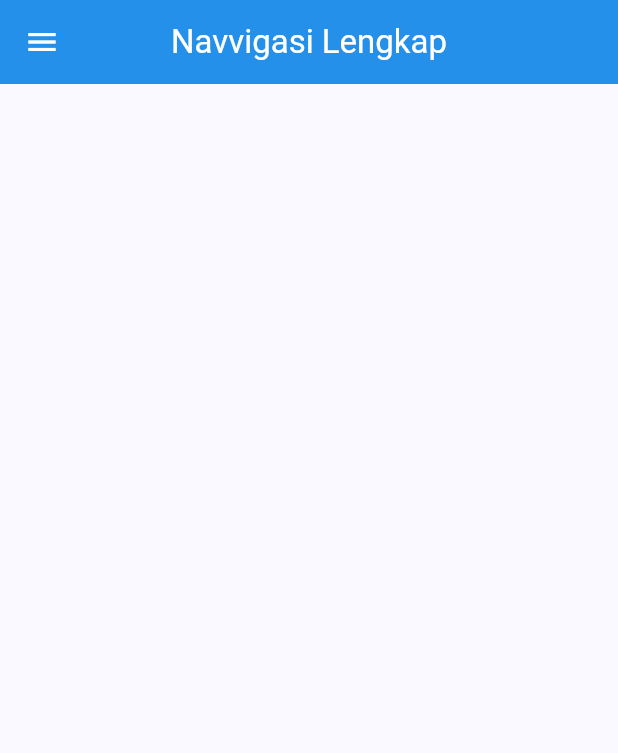
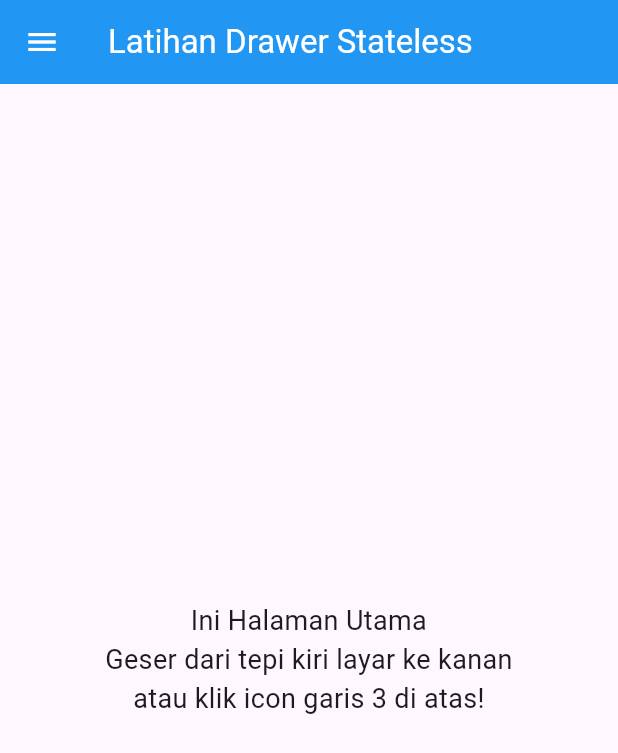
Before and after one commit to voltakits725/Belajar-Layout-Flutter, a Flutter app: the screen it shows after launch, on a phone screen of 412 x 824 dp. Shown: the top 753 px of the screen. Run offline on Flutter 3.47's test engine with Material 3 defaults, Android fonts, the phone set to English and light mode, and no system bars.

Commit message:
belajar Drawer, TabBar, dan BottomNavigationBar.

```diff
--- a/lib/main.dart
+++ b/lib/main.dart
@@ -1,3 +1,4 @@
+import 'package:belajar_flutter_layout/minggu3/drawer.dart';
 import 'package:belajar_flutter_layout/minggu3/tab_bottom_drawer.dart';
 import 'package:flutter/material.dart';
 //import 'package:belajar_flutter_layout/tahap_dua/form_login.dart'; // Sesuaikan path ini
@@ -42,7 +43,7 @@ class MainApp extends StatelessWidget {
       ),
 
       // Halaman pertama yang dipanggil adalah FormLogin
-      home: const NavigasiScreen(),
+      home: const LatihanDrawerApp(),
     );
   }
 }
--- /dev/null
+++ b/lib/minggu3/drawer.dart
@@ -0,0 +1,187 @@
+import 'package:flutter/material.dart';
+
+void main() {
+  // Menjalankan aplikasi mulai dari widget LatihanDrawerApp
+  runApp(const LatihanDrawerApp());
+}
+
+class LatihanDrawerApp extends StatelessWidget {
+  const LatihanDrawerApp({super.key});
+
+  @override
+  Widget build(BuildContext context) {
+    // MaterialApp adalah pondasi utama aplikasi.
+    // Cukup panggil SATU KALI saja di file paling awal (main.dart).
+    return const MaterialApp(
+      debugShowCheckedModeBanner: false, // Ngilangin pita "DEBUG" di pojok kanan atas
+      home: HalamanUtamaDrawer(), // Halaman pertama yang bakal langsung dibuka
+    );
+  }
+}
+
+// =========================================================
+// KELAS UTAMA (STATELESS WIDGET)
+// Kita pakai Stateless karena di halaman ini kita nggak perlu
+// ngubah tampilan data secara dinamis (nggak butuh setState).
+// Semua perubahan layar diurus sama Navigator (tumpuk/buang layar).
+// =========================================================
+class HalamanUtamaDrawer extends StatelessWidget {
+  const HalamanUtamaDrawer({super.key});
+
+  @override
+  Widget build(BuildContext context) {
+    // Scaffold itu ibarat kanvas putih tempat kita naruh AppBar, Body, dan Drawer
+    return Scaffold(
+
+      // 1. APP BAR (Bagian Atas)
+      appBar: AppBar(
+        title: const Text('Latihan Drawer Stateless'),
+        backgroundColor: Colors.blue, // Warna latar belakang AppBar
+        foregroundColor: Colors.white, // Warna teks dan icon (termasuk icon garis 3 bawaan drawer)
+      ),
+
+      // 2. BODY (Bagian Tengah/Isi Halaman)
+      body: const Center(
+        child: Text(
+          'Ini Halaman Utama\nGeser dari tepi kiri layar ke kanan\natau klik icon garis 3 di atas!',
+          textAlign: TextAlign.center,
+          style: TextStyle(fontSize: 18),
+        ),
+      ),
+
+      // =========================================================
+      // 3. DRAWER (Menu Samping / Hamburger Menu)
+      // Kalau property 'drawer:' ini diisi, Flutter bakal otomatis
+      // nambahin icon garis 3 di pojok kiri AppBar.
+      // =========================================================
+      drawer: Drawer(
+        // Kita pakai ListView biar kalau isi menunya panjang banget,
+        // layarnya bisa di-scroll ke bawah dan nggak kena error overflow.
+        child: ListView(
+          padding: EdgeInsets.zero, // Wajib ditambahin biar warna background header mentok sampai ujung atas layar HP
+          children: [
+
+            // --- A. BAGIAN HEADER (Kepala Drawer) ---
+            DrawerHeader(
+              decoration: const BoxDecoration(color: Colors.blue), // Warna background area header
+              // Kita pakai Stack karena kita mau numpuk tombol 'X' melayang di atas profil user
+              child: Stack(
+                children: [
+
+                  // Layer 1: Identitas Profil (Avatar & Nama)
+                  // Column dipakai buat nyusun elemen dari atas ke bawah
+                  const Column(
+                    crossAxisAlignment: CrossAxisAlignment.start, // Teks & gambar rata kiri
+                    mainAxisAlignment: MainAxisAlignment.end, // Elemen didorong mentok ke batas bawah header
+                    children: [
+                      // Foto profil bulat
+                      CircleAvatar(
+                        radius: 30, // Ukuran bulatan
+                        backgroundColor: Colors.white,
+                        child: Icon(Icons.person, size: 35, color: Colors.blue),
+                      ),
+                      SizedBox(height: 10), // Spasi jarak antara foto dan teks
+                      Text('Menu Utama', style: TextStyle(color: Colors.white, fontSize: 20)),
+                    ],
+                  ),
+
+                  // Layer 2: Tombol Close (X)
+                  // Positioned berfungsi buat memposisikan elemen secara bebas di area Stack
+                  Positioned(
+                    top: -10, // Ditarik ke atas biar mepet pojok
+                    right: -10, // Ditarik ke kanan biar mepet pojok
+                    child: IconButton(
+                      icon: const Icon(Icons.close, color: Colors.white, size: 28),
+                      // Aksi ketika tombol X ditekan
+                      onPressed: () {
+                        // Navigator.pop bertugas "membuang/menutup" layer yang lagi aktif
+                        // Karena Drawer ini sifatnya menumpuk layar utama, maka pop akan menutup Drawer
+                        Navigator.pop(context);
+                      },
+                    ),
+                  ),
+
+                ],
+              ),
+            ),
+
+            // --- B. BAGIAN MENU LIST ---
+            // ListTile itu widget bawaan Flutter yang desainnya udah distandarisasi
+            // khusus untuk list menu (punya slot untuk icon kiri, teks utama, panah kanan, dll)
+
+            // Menu 1: Pengaturan
+            ListTile(
+              leading: const Icon(Icons.settings), // Slot icon di sebelah kiri teks
+              title: const Text('Pengaturan'), // Slot teks menu utama
+              onTap: () { // Aksi pas menu ini diklik oleh user
+
+                // Langkah 1: Buang/tutup layer Drawer-nya dulu biar nggak ngegantung
+                Navigator.pop(context);
+
+                // Langkah 2: Baru dorong/tumpuk halaman "Pengaturan" secara utuh ke layar
+                Navigator.push(
+                  context,
+                  MaterialPageRoute(builder: (context) => const HalamanPengaturan()),
+                );
+              },
+            ),
+
+            // Menu 2: Bantuan
+            ListTile(
+              leading: const Icon(Icons.help),
+              title: const Text('Bantuan'),
+              onTap: () {
+                // Karena belum ada halaman buat Bantuan, kita atur aksinya cuma nutup drawer aja
+                Navigator.pop(context);
+              },
+            ),
+
+            // Divider dipakai buat nyisipin garis abu-abu tipis horisontal sebagai pemisah menu
+            const Divider(),
+
+            // Menu 3: Logout
+            ListTile(
+              leading: const Icon(Icons.logout, color: Colors.red), // Iconnya diwarnain merah
+              title: const Text('Logout', style: TextStyle(color: Colors.red)), // Teksnya juga merah
+              onTap: () {
+                Navigator.pop(context); // Nutup drawer
+                print('Proses logout berjalan...'); // Tulisan ini muncul di terminal/debug console
+              },
+            ),
+
+          ],
+        ),
+      ),
+    );
+  }
+}
+
+// =========================================================
+// KELAS HALAMAN DUMMY PENGATURAN
+// Halaman ini yang bakal kebuka kalau user klik menu "Pengaturan" di drawer
+// =========================================================
+class HalamanPengaturan extends StatelessWidget {
+  const HalamanPengaturan({super.key});
+
+  @override
+  Widget build(BuildContext context) {
+    return Scaffold(
+      appBar: AppBar(
+        title: const Text('Pengaturan'),
+        backgroundColor: Colors.teal,
+        foregroundColor: Colors.white,
+        // CATATAN PENTING:
+        // Flutter bakal otomatis nambahin icon panah 'Back' di pojok kiri AppBar ini
+        // karena Flutter mendeteksi halaman ini dibuka menggunakan fungsi Navigator.push()
+        // dan punya history halaman sebelumnya buat di-pop (kembali).
+      ),
+      body: const Center(
+        child: Text(
+          'Ini layar Pengaturan.\nKlik panah kembali di atas buat balik.',
+          textAlign: TextAlign.center,
+          style: TextStyle(fontSize: 18),
+        ),
+      ),
+    );
+  }
+}
```
Also changed, not shown: lib/minggu3/tab_bottom_drawer.dart (+121 -10 lines).
